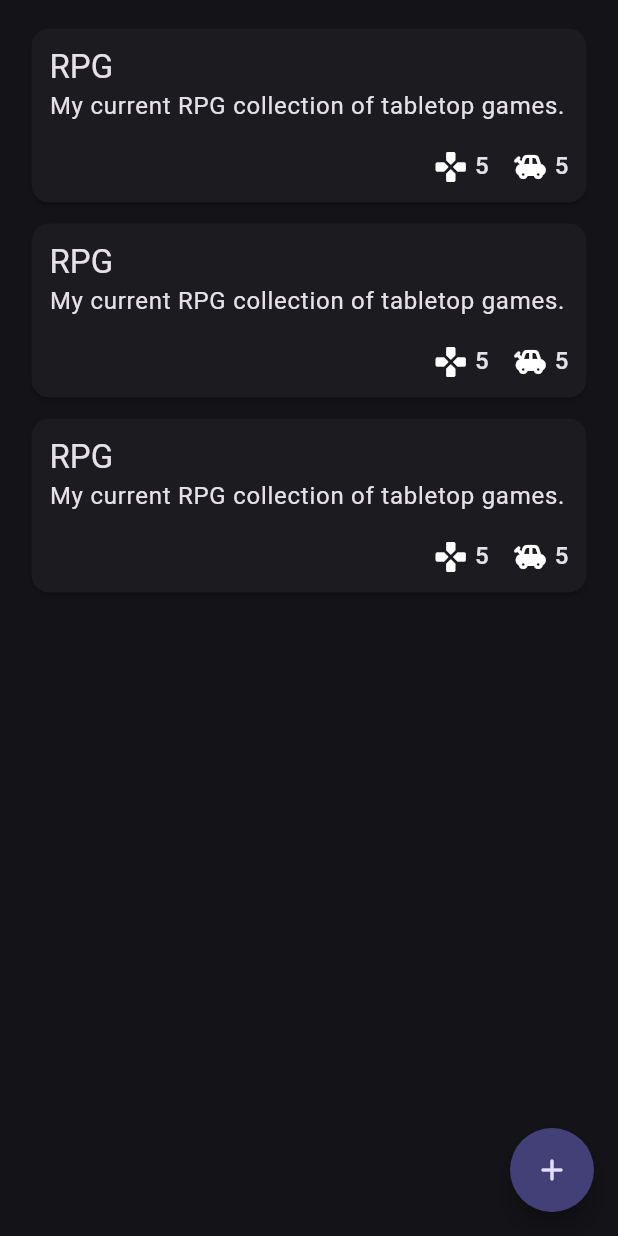
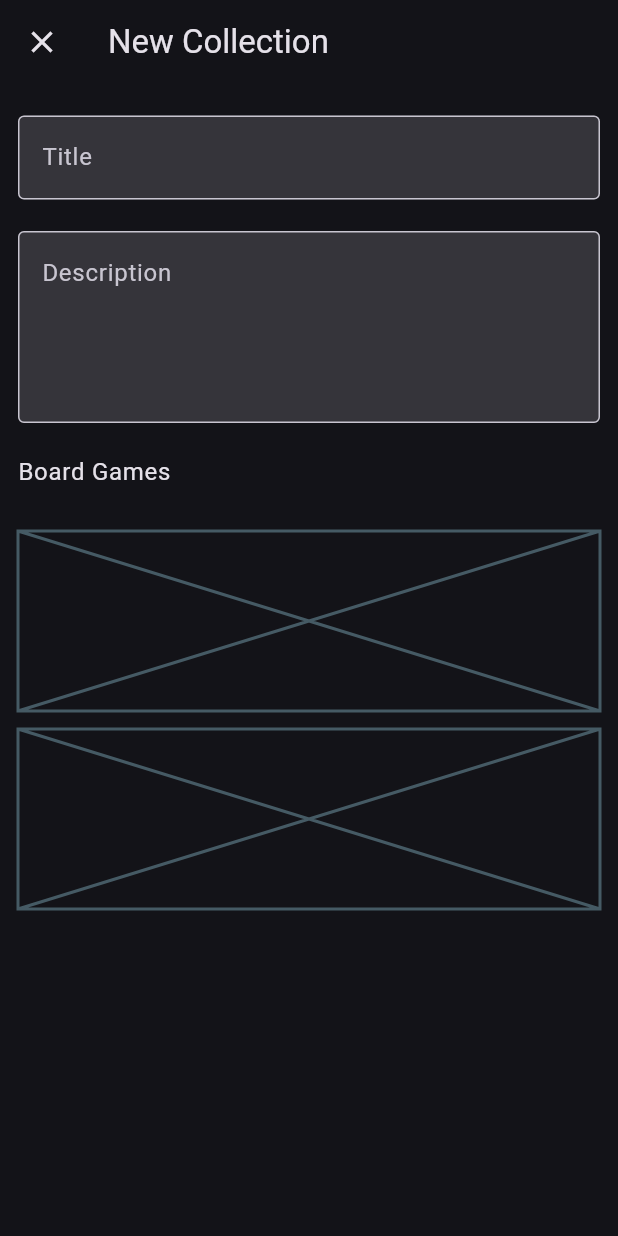
Before and after one commit to ArthurFcc/project_emperor, a Flutter app: the CollectionList screen opened directly, after a tap on the "add" icon, on a phone screen of 412 x 824 dp. Run offline on Flutter 3.47's test engine with Material 3 defaults, Android fonts, the phone set to English and light mode, and no system bars; our stand-ins replace flutter_bloc.

Commit message:
TextFields and collection makeover

```diff
--- /dev/null
+++ b/lib/components/inputs/my_textinput.dart
@@ -0,0 +1,34 @@
+import 'package:flutter/material.dart';
+
+class MyTextInput extends StatelessWidget {
+  final String label;
+  final TextEditingController textEditingController;
+  final bool textBox;
+
+  const MyTextInput({
+    super.key,
+    this.textBox = false,
+    required this.label,
+    required this.textEditingController,
+  });
+
+  @override
+  Widget build(BuildContext context) {
+    final focusNode = FocusNode();
+
+    return TextFormField(
+      controller: textEditingController,
+      focusNode: focusNode,
+      decoration: InputDecoration(
+        border: OutlineInputBorder(),
+        filled: true,
+        labelText: label,
+        alignLabelWithHint: textBox,
+        counterText: '',
+      ),
+      maxLines: textBox ? 4 : 1,
+      maxLength: textBox ? 150 : 35,
+      onTapOutside: (event) => focusNode.unfocus(),
+    );
+  }
+}
--- a/lib/pages/collection/collection_list.dart
+++ b/lib/pages/collection/collection_list.dart
@@ -1,3 +1,5 @@
+import 'package:boardgame_collector/components/inputs/my_textinput.dart';
+import 'package:boardgame_collector/pages/collection/new_collection.dart';
 import 'package:boardgame_collector/pages/collection/widgets/collection_card.dart';
 import 'package:flutter/material.dart';
 
@@ -13,15 +15,32 @@ class _CollectionListState extends State<CollectionList> {
   Widget build(BuildContext context) {
     return Scaffold(
       body: ListView.builder(
-        itemCount: 3,
-        padding: EdgeInsets.only(top: 12),
-        itemBuilder: (context, index) => CollectionCard(),
+        itemCount: 7,
+        shrinkWrap: true,
+        padding: EdgeInsets.symmetric(vertical: 12),
+        itemBuilder:
+            (context, index) => CollectionCard(
+              id: 1,
+              boardgameCount: 5,
+              description:
+                  "Lorem ipsum dolor sit amet, consectetur adipiscing elit. Nullam facilisis fermentum est at tempus.",
+              title: "RPG",
+            ),
       ),
       floatingActionButton: FloatingActionButton(
         shape: CircleBorder(),
-        onPressed: () {},
+        onPressed: () => openNewCollectionDialog(context),
         child: Icon(Icons.add_rounded),
       ),
     );
   }
+
+  void openNewCollectionDialog(BuildContext context) =>
+      Navigator.of(context).push(
+        MaterialPageRoute<void>(
+          fullscreenDialog: true,
+          barrierDismissible: false,
+          builder: (context) => NewCollection(),
+        ),
+      );
 }
--- /dev/null
+++ b/lib/pages/collection/new_collection.dart
@@ -0,0 +1,81 @@
+import 'package:boardgame_collector/components/inputs/my_textinput.dart';
+import 'package:flutter/material.dart';
+
+class NewCollection extends StatefulWidget {
+  const NewCollection({super.key});
+
+  @override
+  State<NewCollection> createState() => _NewCollectionState();
+}
+
+class _NewCollectionState extends State<NewCollection> {
+  @override
+  Widget build(BuildContext context) {
+    return Scaffold(
+      appBar: AppBar(title: Text('New Collection')),
+      body: Padding(
+        padding: EdgeInsets.symmetric(vertical: 21, horizontal: 12),
+        child: SingleChildScrollView(
+          child: Column(
+            spacing: 21,
+            children: [
+              MyTextInput(
+                label: 'Title',
+                textEditingController: TextEditingController(),
+              ),
+              MyTextInput(
+                label: 'Description',
+                textBox: true,
+                textEditingController: TextEditingController(),
+              ),
+              Row(
+                children: [
+                  Text(
+                    'Board Games',
+                    style: Theme.of(context).textTheme.bodyLarge,
+                  ),
+                ],
+              ),
+              /*
+                Add card with a auto-complete form field that fetches the board
+                game information
+              */
+              ListView.builder(
+                itemCount: 2,
+                shrinkWrap: true,
+                physics: NeverScrollableScrollPhysics(),
+                itemBuilder:
+                    (context, index) => Padding(
+                      padding: EdgeInsets.symmetric(vertical: 6),
+                      child: Placeholder(fallbackHeight: 120),
+                    ),
+              ),
+
+              /*
+                Miniatures will come in a future implementation
+              */
+              // Row(
+              //   children: [
+              //     Text(
+              //       'Miniatures',
+              //       style: Theme.of(context).textTheme.bodyLarge,
+              //     ),
+              //   ],
+              // ),
+              // ListView.builder(
+              //   itemCount: 2,
+              //   shrinkWrap: true,
+              //   physics: NeverScrollableScrollPhysics(),
+              //   itemBuilder:
+              //       (context, index) => Padding(
+              //         padding: EdgeInsets.symmetric(vertical: 6),
+              //         child: Placeholder(fallbackHeight: 120),
+              //       ),
+              // ),
+            ],
+          ),
+        ),
+      ),
+    );
+  }
+}
--- a/lib/pages/collection/widgets/collection_card.dart
+++ b/lib/pages/collection/widgets/collection_card.dart
@@ -1,34 +1,72 @@
 import 'package:flutter/material.dart';
 
 class CollectionCard extends StatelessWidget {
-  const CollectionCard({super.key});
+  final int id;
+  final String title;
+  final String description;
+  final int boardgameCount;
+
+  const CollectionCard({
+    super.key,
+    required this.id,
+    required this.title,
+    required this.description,
+    required this.boardgameCount,
+  });
 
   @override
   Widget build(BuildContext context) {
     return Card(
+      elevation: 3,
       margin: EdgeInsets.symmetric(horizontal: 21, vertical: 7),
       child: Padding(
         padding: EdgeInsets.all(12),
         child: Column(
           crossAxisAlignment: CrossAxisAlignment.start,
           children: [
-            Text('RPG', style: Theme.of(context).textTheme.titleLarge),
-            Text(
-              "My current RPG collection of tabletop games.",
-              style: Theme.of(context).textTheme.bodyLarge,
+            Row(
+              mainAxisAlignment: MainAxisAlignment.spaceBetween,
+              children: [
+                Text(
+                  title,
+                  style: Theme.of(
+                    context,
+                  ).textTheme.titleLarge!.copyWith(fontWeight: FontWeight.bold),
+                ),
+                Row(
+                  children: [
+                    Icon(Icons.gamepad_rounded),
+                    SizedBox(width: 4),
+                    Text(
+                      '$boardgameCount',
+                      style: Theme.of(context).textTheme.titleMedium,
+                    ),
+                  ],
+                ),
+              ],
             ),
-            SizedBox(height: 16),
+
+            SizedBox(height: 12),
+            Text(description, style: Theme.of(context).textTheme.bodyLarge),
+            SizedBox(height: 21),
             Row(
               mainAxisAlignment: MainAxisAlignment.end,
               crossAxisAlignment: CrossAxisAlignment.end,
               children: [
-                Icon(Icons.gamepad_rounded),
-                SizedBox(width: 4),
-                Text('5', style: Theme.of(context).textTheme.titleMedium),
-                SizedBox(width: 16),
-                Icon(Icons.toys),
-                SizedBox(width: 4),
-                Text('5', style: Theme.of(context).textTheme.titleMedium),
+                Column(
+                  spacing: 4,
+                  crossAxisAlignment: CrossAxisAlignment.end,
+                  children: [
+                    Text(
+                      'Created at: 05/13/2025',
+                      style: Theme.of(context).textTheme.bodySmall,
+                    ),
+                    Text(
+                      'Last modified: 05/13/2025',
+                      style: Theme.of(context).textTheme.bodySmall,
+                    ),
+                  ],
+                ),
               ],
             ),
           ],
```
